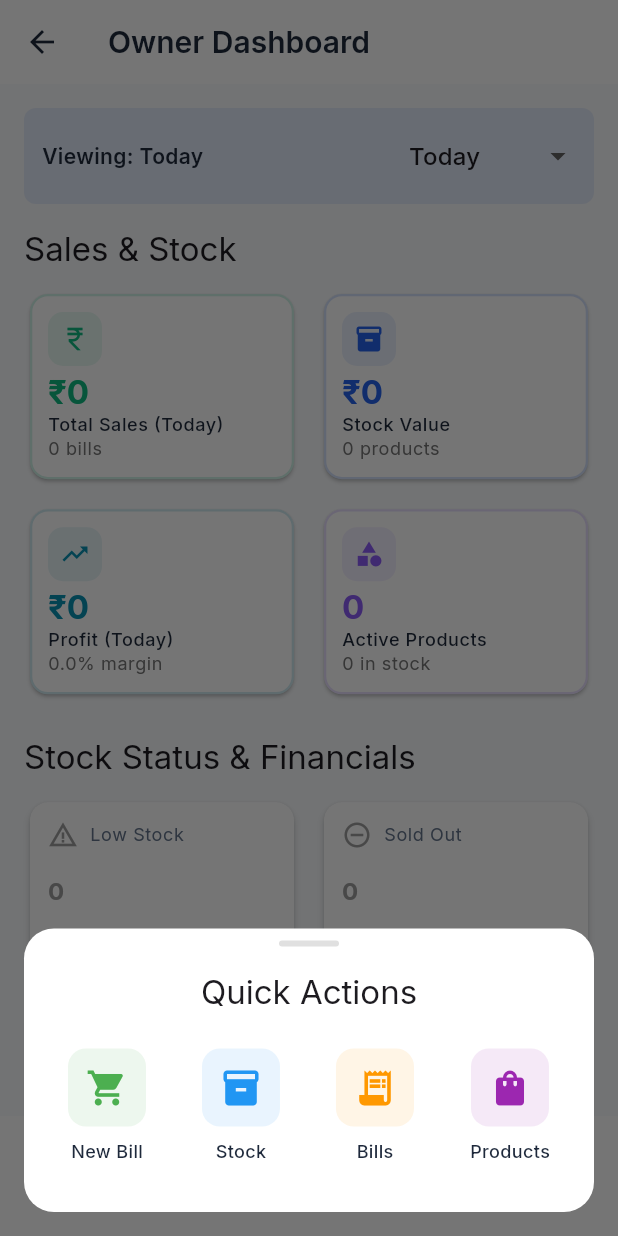
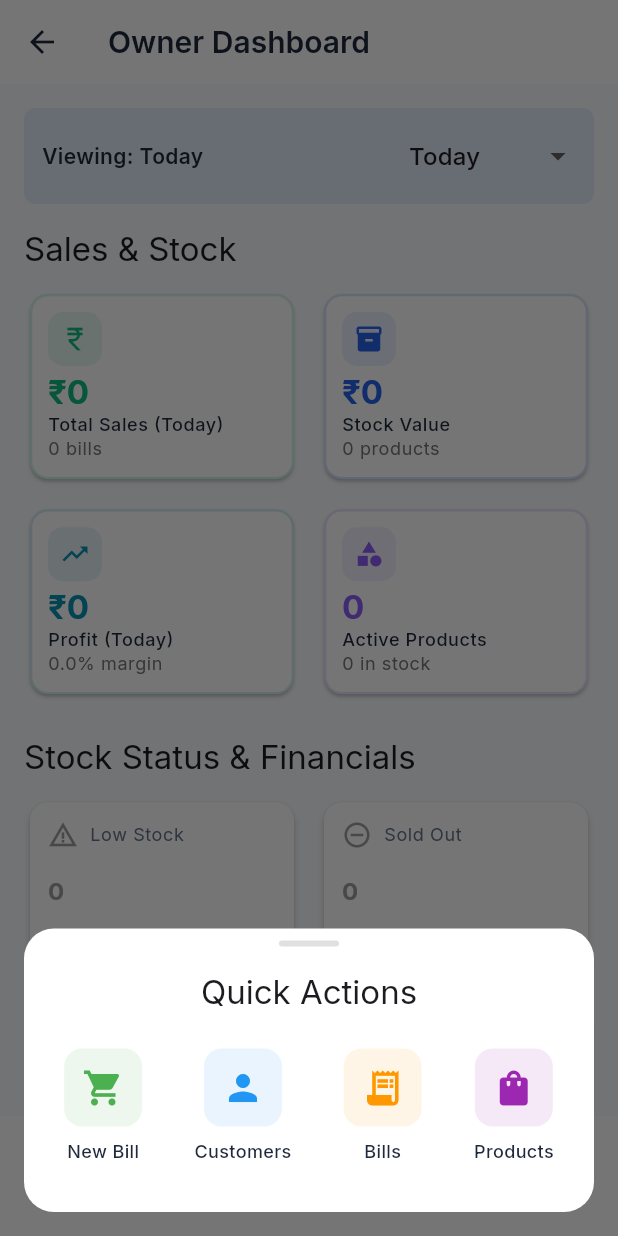
Before and after one commit to mohammadshahilsupportta/supporttabillapp, a Flutter app: the OwnerDashboardScreen screen opened by its route, after a tap on the "add" icon, on a phone screen of 412 x 824 dp. Run offline on Flutter 3.47's test engine with Material 3 defaults, Android fonts, the phone set to English and light mode, and no system bars; our stand-ins replace get, get_storage, google_fonts, shimmer, supabase_flutter; accounts and stored records are empty.

Commit message:
Update dashboard screens to replace 'Add Stock' button with 'Customers' button. Modify navigation to direct users to the customers list instead of stock management, enhancing user experience and aligning with new feature requirements.

```diff
--- a/lib/presentation/views/branch/dashboard/branch_dashboard_screen.dart
+++ b/lib/presentation/views/branch/dashboard/branch_dashboard_screen.dart
@@ -150,12 +150,12 @@ class _BranchDashboardScreenState extends State<BranchDashboardScreen> {
                 ),
                 _buildActionButton(
                   context,
-                  Icons.add_box,
-                  'Add Stock',
+                  Icons.person,
+                  'Customers',
                   Colors.orange,
                   () {
                     Navigator.pop(context);
-                    Get.toNamed(AppRoutes.stockIn);
+                    Get.toNamed(AppRoutes.customersList);
                   },
                 ),
                 _buildActionButton(
@@ -465,10 +465,10 @@ class _DashboardTab extends StatelessWidget {
                 ),
                 _buildActionCard(
                   context,
-                  'Add Stock',
-                  Icons.add_box,
+                  'Customers',
+                  Icons.person,
                   Colors.orange,
-                  () => Get.toNamed(AppRoutes.stockIn),
+                  () => Get.toNamed(AppRoutes.customersList),
                 ),
                 _buildActionCard(
                   context,
--- a/lib/presentation/views/owner/dashboard/owner_dashboard_screen.dart
+++ b/lib/presentation/views/owner/dashboard/owner_dashboard_screen.dart
@@ -238,12 +238,12 @@ class _OwnerDashboardScreenState extends State<OwnerDashboardScreen> {
                 ),
                 _buildActionButton(
                   context,
-                  Icons.inventory_2,
-                  'Stock',
+                  Icons.person,
+                  'Customers',
                   Colors.blue,
                   () {
                     Navigator.pop(context);
-                    Get.toNamed(AppRoutes.stockList);
+                    Get.toNamed(AppRoutes.customersList);
                   },
                 ),
                 _buildActionButton(
```
